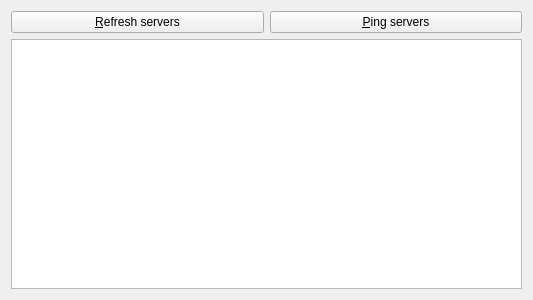
Qt form mainwidget.ui (karoyqiu/sslink) before a commit.
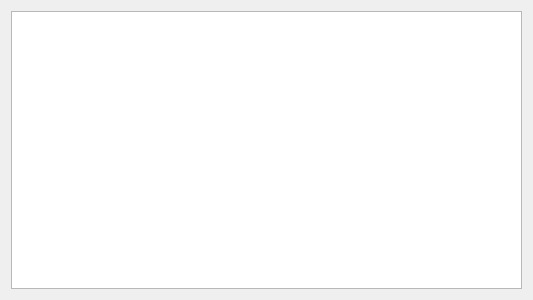
The same form after that commit. Icons and pictures are not drawn.

Diff of the .ui file:
```diff
--- a/mainwidget.ui
+++ b/mainwidget.ui
@@ -15,24 +15,6 @@
     <normaloff>:/images/ss128</normaloff>:/images/ss128</iconset>
   </property>
   <layout class="QVBoxLayout" name="verticalLayout">
-   <item>
-    <layout class="QHBoxLayout" name="horizontalLayout">
-     <item>
-      <widget class="QPushButton" name="buttonRefresh">
-       <property name="text">
-        <string>&amp;Refresh servers</string>
-       </property>
-      </widget>
-     </item>
-     <item>
-      <widget class="QPushButton" name="buttonPing">
-       <property name="text">
-        <string>&amp;Ping servers</string>
-       </property>
-      </widget>
-     </item>
-    </layout>
-   </item>
    <item>
     <widget class="QTreeView" name="treeView">
      <property name="rootIsDecorated">
```
Left out of the diff: 2 changed lines with no effect on the pictures.
